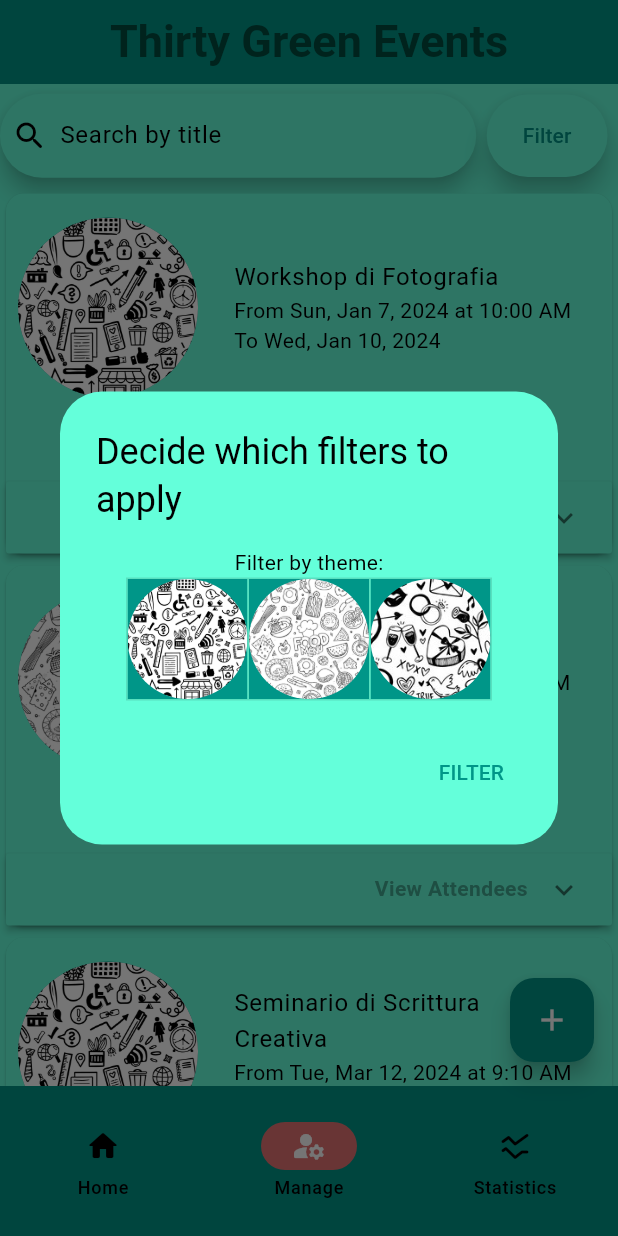
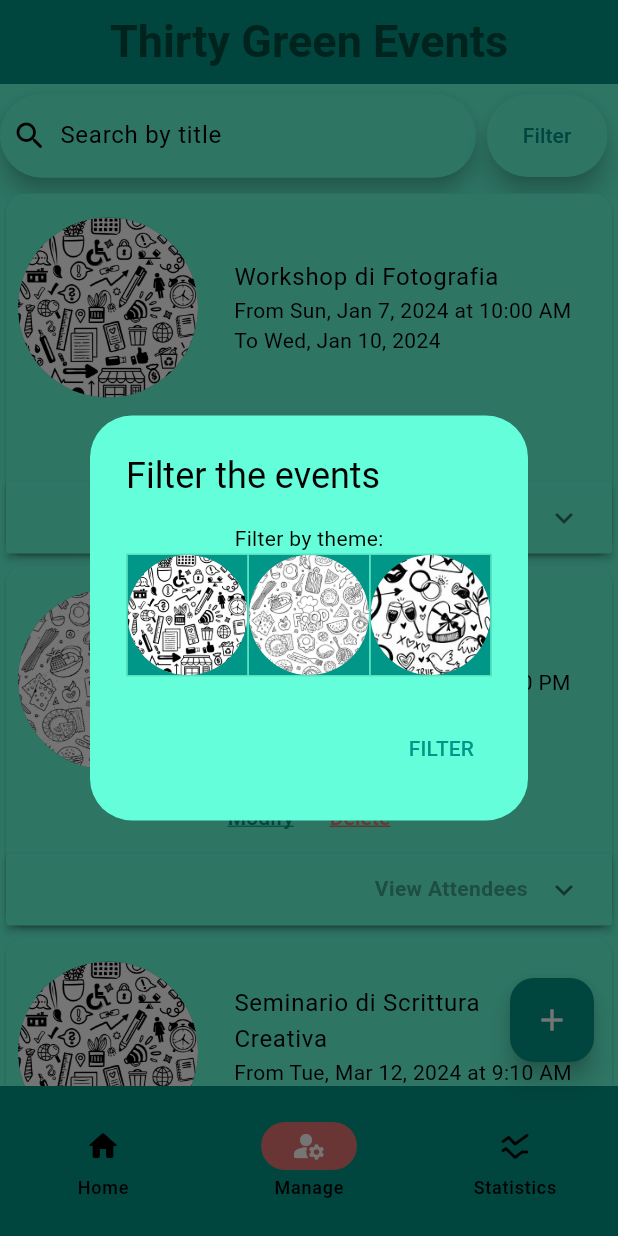
Before and after one commit to francescopiocirillo/event-manager-flutter-app, a Flutter app: the screen it shows after launch, item 2 of the bottom bar chosen, after a tap on "Filter", on a phone screen of 412 x 824 dp. Run offline on Flutter 3.47's test engine with Material 3 defaults, Android fonts, the phone set to English and light mode, and no system bars; our stand-ins replace fl_chart, sqflite; missing offline and left inert: dart:ffi; accounts and stored records are empty.

Commit message:
refactoring home page

```diff
--- a/event_manager_app/lib/home_page.dart
+++ b/event_manager_app/lib/home_page.dart
@@ -14,6 +14,11 @@ import 'package:fl_chart/fl_chart.dart';
 import 'package:path/path.dart' as pathdb;
 import 'package:sqflite/sqflite.dart';
 
+/**
+ * Definizione della classe Person e della classe
+ * Event per la memorizzazione di eventi e
+ * relativi partecipanti
+ */
 class Person {
   String name;
   String lastName;
@@ -87,27 +92,53 @@ class HomePage extends StatefulWidget {
 
 class _HomePageState extends State<HomePage> {
 
-  List<Event> events_from_db = [];
+  /** Attributi relativi a tutte le pagine */
+  int currentPageIndex = 0;
+  List<Event> events = [];
+  /** Attributi relativi alla prima pagina (Dashboard) */
+  List<bool> isSelectedTogglePastIncomingEvents = [true, false];
+  String invalidParticipant = "";
+  DateTime birthDate = DateTime.now();
+  String datePrompt = "Select date of birth*";
+  final TextEditingController controller1 = TextEditingController();
+  final TextEditingController controller2 = TextEditingController();
+  /** Attributi relativi alla seconda pagina (Gestione evento) */
+  List<bool> _isOpen = [];
+  List<Event> filteredEvents = [];
+  List<bool> isSelectedThemeFilter = [true, true, true];
+  final TextEditingController searchBarController = TextEditingController();
+  /** Attributi relativi alla quarta pagina (Statistiche) */
+  LineChartBarData get lineChartBarDataExpected => LineChartBarData(
+        isCurved: true,
+        color: Colors.tealAccent.withOpacity(0.7),
+        barWidth: 3,
+        isStrokeCapRound: true,
+        dotData: const FlDotData(show: false),
+        belowBarData: BarAreaData(show: false),
 
-  //NotificationService _notificationService = NotificationService();
+        spots: lineGenerator('expected')
+      );
 
-  TimeOfDay parseTimeOfDay(String time) {
-  final format = RegExp(r'^([0-9]{2}):([0-9]{2})$');
-  final match = format.firstMatch(time.toString().substring(10, time.toString().length-1));
-  print(time.toString());
-  if (match != null) {
-    final hour = int.parse(match.group(1)!);
-    final minute = int.parse(match.group(2)!);
+  LineChartBarData get lineChartBarDataActual => LineChartBarData(
+        isCurved: true,
+        color: Colors.tealAccent[600],
+        barWidth: 5,
+        dotData: const FlDotData(show: false),
+        belowBarData: BarAreaData(show: true, color: Colors.red.shade300.withOpacity(0.7)),
+        spots: lineGenerator('actual'),
+      );
 
-    return TimeOfDay(hour: hour, minute: minute);
-  } else {
-    throw FormatException("Invalid time format");
+  List<LineChartBarData> get linesBarsData => [
+    lineChartBarDataActual,
+    lineChartBarDataExpected
+  ];
+
+  _HomePageState() {
+    _fetchEventi();
   }
-}
 
-
+  /** Metodi e funzioni relative alla prima pagina (Dashboard) */
   void _fetchEventi() async {
-    print("im fetching");
     final db = DatabaseHelper.instance;
     final List<Map<String, dynamic>> maps =
         await db.database.then((db) => db.query('event'));
@@ -115,7 +146,7 @@ class _HomePageState extends State<HomePage> {
         await db.database.then((db) => db.query('participant'));
 
     setState(() {
-      events_from_db = List.generate(maps.length, (i) {
+      events = List.generate(maps.length, (i) {
         final title = maps[i]['title'];
         final description = maps[i]['description'];
         final startDate = maps[i]['startDate'];
@@ -146,52 +177,127 @@ class _HomePageState extends State<HomePage> {
         newEvent.setParticipants(participantsNotNull);
         return newEvent;
       });
-      events = events_from_db;
       filteredEvents = events;
       _isOpen = List.generate(events.length, (index) => false);
     });
   }
 
-  List<Event> events = [
-    Event(
-      title: 'Coachella',
-      description:
-          'Il Coachella Valley Music and Arts Festival, comunemente conosciuto come Coachella, è uno dei festival musicali più celebri al mondo. Si tiene annualmente nella Valle di Coachella, nella contea di Riverside, in California, vicino alla città di Indio. Fondato nel 1999 da Paul Tollett e organizzato dalla società di promozione Goldenvoice, il Coachella Festival è diventato un\'icona della cultura musicale e dei festival.',
-      startDate: DateTime(2024, 5, 7, 15, 30),
-      endDate: DateTime(2024, 6, 7, 15, 30),
-      startHour: TimeOfDay(hour: 12, minute: 00),
-      expectedParticipants: 300,
-      actualParticipants: 200,
-      img: 'assets/romantico.jpg',
-      /*img: File('./storage/emulated/0/Pictures/IMG_20240508_104350.jpg'),*/
-    ),
-    Event(
-      title: 'Milano Fashon Week',
-      description: 'parade',
-      startDate: DateTime(2024, 2, 11, 08, 30),
-      endDate: DateTime(2024, 6, 7, 15, 30),
-      startHour: TimeOfDay(hour: 22, minute: 30),
-      expectedParticipants: 500,
-      actualParticipants: 460,
-      img: 'assets/cena.png',
-      /*img: File('./storage/emulated/0/Pictures/IMG_20240508_104350.jpg'),*/
-    ),
-  ];
+  TimeOfDay parseTimeOfDay(String time) {
+    final format = RegExp(r'^([0-9]{2}):([0-9]{2})$');
+    final match = format.firstMatch(time.toString().substring(10, time.toString().length-1));
+    if (match != null) {
+      final hour = int.parse(match.group(1)!);
+      final minute = int.parse(match.group(2)!);
 
-  int currentPageIndex = 0;
-
-  final List<bool> isSelectedTogglePastIncomingEvents = [true, false];
-  final List<bool> isSelectedThemeFilter = [true, true, true];
-
-  List<bool> _isOpen = [];
-  List<Event> filteredEvents = [];
-
-  _HomePageState() {
-    //filteredEvents = events;
-    _fetchEventi();
-    print(filteredEvents);
+      return TimeOfDay(hour: hour, minute: minute);
+    } else {
+      throw FormatException("Invalid time format");
+    }
   }
 
+  Future<Person?> openAddParticipantDialog(eventTitle) => showDialog<Person>(
+    context: context,
+    builder: (context) {
+      return StatefulBuilder(
+        builder: (context, setState) {
+          return AlertDialog(
+            title: Text('Add new participant'),
+            content: SingleChildScrollView(
+              child: Column(
+                children: [
+                  TextField(
+                      autofocus: true,
+                      decoration: InputDecoration(
+                        labelText: 'Name*',
+                        suffixText: 'required',
+                      ),
+                      controller: controller1,
+                  ),
+                  TextField(
+                      autofocus: true,
+                      decoration: InputDecoration(
+                        labelText: 'Surname*',
+                        suffixText: 'required'
+                      ),
+                      controller: controller2,
+                  ),
+                  Padding(
+                    padding: EdgeInsets.only(top: 10),
+                    child: Row(
+                      mainAxisAlignment: MainAxisAlignment.spaceBetween,
+                      children: [
+                        Text(datePrompt),
+                        ElevatedButton(
+                          onPressed: () => _selectDates(context, setState),
+                          child: Icon(Icons.date_range_outlined),
+                        ),
+                    ],),
+                  ),
+                  Text(invalidParticipant,
+                    style: TextStyle(
+                      color: Colors.red[300],
+                      fontWeight: FontWeight.bold),
+                  )
+              ],),
+            ),
+            actions: [
+              TextButton(
+                clipBehavior: Clip.antiAlias,
+                onPressed: () => submitAddPerson(setState, eventTitle),
+                child: Text('ADD'),
+              ),
+            ],
+
+          );
+        }
+      );
+    }
+  );
+
+  Future<void> _selectDates(BuildContext context, setState) async {
+    final DateTime? picked = await showDatePicker(
+      context: context,
+      firstDate: DateTime(1900, 1, 1),
+      lastDate: DateTime.now(),
+    );
+    if (picked != null) {
+      setState(() {
+        birthDate = picked;
+        datePrompt = "Selected:" + DateFormat("yMd").format(birthDate);
+      });
+    }
+  }
+
+  void submitAddPerson(setState, eventTitle) {
+    if(controller1.text == "" || controller2.text == "" || birthDate.isAtSameMomentAs(DateTime.now()) ){
+      setState(() {
+        invalidParticipant= "ERROR: In order to add a new partecipant you should have to insert all the fields";
+      });
+    }else{
+      ScaffoldMessenger.of(context).showSnackBar(
+              const SnackBar(content: Text('Data are being processed...'), backgroundColor: Colors.teal),
+            );
+      Person new_participant = Person(
+        name: controller1.text,
+        lastName: controller2.text,
+        birth: birthDate);
+      DatabaseHelper.instance.insertParticipant(eventTitle, new_participant);
+      Navigator.of(context).pop(new_participant);
+      controller1.clear();
+      controller2.clear();
+      datePrompt = "Select date of birth";
+      invalidParticipant = "";
+    }
+  }
+
+  @override
+  void dispose() {
+    controller1.dispose();
+    controller2.dispose();
+    super.dispose();
+  }
+
+  /** Metodi e funzioni relative alla seconda pagina (Gestione evento) */
   void filterEvents(String query) {
     setState(() {
       filteredEvents = events
@@ -199,69 +305,6 @@ class _HomePageState extends State<HomePage> {
           .toList();
     });
   }
-
-  List<int> numeroPartecipantiAttivi() {
-    List<int> numeri= [0,0];
-    int i;
-    for(i=0; i<events.length; i++){
-      numeri[0] += events[i].actualParticipants;
-      numeri[1] += (events[i].expectedParticipants - events[i].actualParticipants);
-    }
-    return numeri;
-  }
-
-  double numLineChart(int mese, String tipo){
-    List<double> partecipanti= [0,0];
-    int i;
-    int ret=0;
-    for(i=0; i<events.length; i++){
-      if(mese == events[i].startDate.month.toInt() && DateTime.now().year == events[i].startDate.year){
-        if(tipo == 'actual'){
-          partecipanti[0] += events[i].actualParticipants;
-          ret=0;
-        }
-        else{
-          partecipanti[1] += events[i].expectedParticipants;
-          ret=1;
-        }
-      }
-    }
-    return partecipanti[ret];
-  }
-
-  List<FlSpot> lineGenerator(String tipo){
-    List<FlSpot> punti = [];
-    int i=0;
-    for(i=0; i<12; i++){
-      punti.add(FlSpot((i + 1).toDouble(), numLineChart(i + 1, tipo)));
-    }
-    return punti;
-  }
-
-  LineChartBarData get lineChartBarDataExpected => LineChartBarData(
-        isCurved: true,
-        color: Colors.tealAccent.withOpacity(0.7),
-        barWidth: 3,
-        isStrokeCapRound: true,
-        dotData: const FlDotData(show: false),
-        belowBarData: BarAreaData(show: false),
-
-        spots: lineGenerator('expected')
-      );
-
-  LineChartBarData get lineChartBarDataActual => LineChartBarData(
-        isCurved: true,
-        color: Colors.tealAccent[600],
-        barWidth: 5,
-        dotData: const FlDotData(show: false),
-        belowBarData: BarAreaData(show: true, color: Colors.red.shade300.withOpacity(0.7)),
-        spots: lineGenerator('actual'),
-      );
-
-  List<LineChartBarData> get linesBarsData => [
-    lineChartBarDataActual,
-    lineChartBarDataExpected
-  ];
 
   void applyFilters(close) {
     filterEvents(searchBarController.text);
@@ -308,126 +351,12 @@ class _HomePageState extends State<HomePage> {
     }
   }
 
-  final TextEditingController controller1 = TextEditingController();
-  final TextEditingController controller2 = TextEditingController();
-  Map<String, double> dataActivePart = { /*dat per il diagramma a torta delle statistiche */
-    "active": 5,
-    "expected": 3,
-  };
-  final TextEditingController searchBarController = TextEditingController();
-
-  @override
-  void dispose() {
-    controller1.dispose();
-    controller2.dispose();
-    super.dispose();
-  }
-
-  DateTime birthDate = DateTime.now();
-  String datePrompt = "Select date of birth*";
-  String invalidPartecipant = "";
-
-
-  Future<void> _selectDates(BuildContext context, setState) async {
-    final DateTime? picked = await showDatePicker(
-      context: context,
-      firstDate: DateTime(1900, 1, 1),
-      lastDate: DateTime.now(),
-    );
-    if (picked != null) {
-      setState(() {
-        birthDate = picked;
-        datePrompt = "Selected:" + DateFormat("yMd").format(birthDate);
-      });
-    }
-  }
-
-  void submitAddPerson(setState, eventTitle) {
-    if(controller1.text == "" || controller2.text == "" || birthDate.isAtSameMomentAs(DateTime.now()) ){
-      setState(() {
-        invalidPartecipant= "ERROR: In order to add a new partecipant you should have to insert all the fields";
-      });
-    }else{
-      ScaffoldMessenger.of(context).showSnackBar(
-              const SnackBar(content: Text('Data are being processed...'), backgroundColor: Colors.teal),
-            );
-      Person new_participant = Person(
-        name: controller1.text,
-        lastName: controller2.text,
-        birth: birthDate);
-      DatabaseHelper.instance.insertParticipant(eventTitle, new_participant);
-      Navigator.of(context).pop(new_participant);
-      controller1.clear();
-      controller2.clear();
-      datePrompt = "Select date of birth";
-      invalidPartecipant = "";
-    }
-  }
-
-  Future<Person?> openAddParticipantDialog(eventTitle) => showDialog<Person>(
-    context: context,
-    builder: (context) {
-      return StatefulBuilder(
-        builder: (context, setState) {
-          return AlertDialog(
-            title: Text('Add new participant'),
-            content: SingleChildScrollView(
-              child: Column(
-                children: [
-                  TextField(
-                      autofocus: true,
-                      decoration: InputDecoration(
-                        labelText: 'Name*',
-                        suffixText: 'required',
-                      ),
-                      controller: controller1,
-                  ),
-                  TextField(
-                      autofocus: true,
-                      decoration: InputDecoration(
-                        labelText: 'Surname*',
-                        suffixText: 'required'
-                      ),
-                      controller: controller2,
-                  ),
-                  Padding(
-                    padding: EdgeInsets.only(top: 10),
-                    child: Row(
-                      mainAxisAlignment: MainAxisAlignment.spaceBetween,
-                      children: [
-                        Text(datePrompt),
-                        ElevatedButton(
-                          onPressed: () => _selectDates(context, setState),
-                          child: Icon(Icons.date_range_outlined),
-                        ),
-                    ],),
-                  ),
-                  Text(invalidPartecipant,
-                    style: TextStyle(
-                      color: Colors.red[300],
-                      fontWeight: FontWeight.bold),
-                  )
-              ],),
-            ),
-            actions: [
-              TextButton(
-                clipBehavior: Clip.antiAlias,
-                onPressed: () => submitAddPerson(setState, eventTitle),
-                child: Text('ADD'),
-              ),
-            ],
-
-          );
-        }
-      );
-    }
-  );
   Future<Person?> openApplyFiltersDialog() => showDialog<Person>(
         context: context,
         builder: (context) => StatefulBuilder(
           builder: (context, setState) {
             return AlertDialog(
-              title: Text('Decide which filters to apply'),
+              title: Text('Filter the events'),
               content: SingleChildScrollView(
                 child: Column(
                   children: [
@@ -462,7 +391,46 @@ class _HomePageState extends State<HomePage> {
           },
         ));
 
-Widget bottomTitleWidgets(double value, TitleMeta meta) {
+  /** Metodi e funzioni relative alla quarta pagina (Statistiche) */
+  List<int> numeroPartecipantiAttivi() {
+    List<int> numeri= [0,0];
+    int i;
+    for(i=0; i<events.length; i++){
+      numeri[0] += events[i].actualParticipants;
+      numeri[1] += (events[i].expectedParticipants - events[i].actualParticipants);
+    }
+    return numeri;
+  }
+
+  double numLineChart(int mese, String tipo){
+    List<double> partecipanti= [0,0];
+    int i;
+    int ret=0;
+    for(i=0; i<events.length; i++){
+      if(mese == events[i].startDate.month.toInt() && DateTime.now().year == events[i].startDate.year){
+        if(tipo == 'actual'){
+          partecipanti[0] += events[i].actualParticipants;
+          ret=0;
+        }
+        else{
+          partecipanti[1] += events[i].expectedParticipants;
+          ret=1;
+        }
+      }
+    }
+    return partecipanti[ret];
+  }
+
+  List<FlSpot> lineGenerator(String tipo){
+    List<FlSpot> punti = [];
+    int i=0;
+    for(i=0; i<12; i++){
+      punti.add(FlSpot((i + 1).toDouble(), numLineChart(i + 1, tipo)));
+    }
+    return punti;
+  }
+
+  Widget bottomTitleWidgets(double value, TitleMeta meta) {
     const style = TextStyle(
       fontWeight: FontWeight.bold,
       fontSize: 15,
@@ -605,7 +573,7 @@ Widget bottomTitleWidgets(double value, TitleMeta meta) {
                                       controller1.clear();
                                       controller2.clear();
                                       datePrompt = "Select date of birth";
-                                      invalidPartecipant = "";
+                                      invalidParticipant = "";
                                       final person =
                                           await openAddParticipantDialog(ev.title);
                                       if (person == null) return;
@@ -636,7 +604,7 @@ Widget bottomTitleWidgets(double value, TitleMeta meta) {
               ),
             ],
           )),
-          //menagment page
+          //management page
           SafeArea(
               child: Column(
             children: [
@@ -855,7 +823,6 @@ Widget bottomTitleWidgets(double value, TitleMeta meta) {
                                 fontSize: 20,
                                 fontWeight: FontWeight.bold,),
                       textAlign: TextAlign.center,),
-                    /*PieChart(dataMap: dataActivePart),*/
                     Row(
                       mainAxisAlignment: MainAxisAlignment.center,
                       children: [
```
